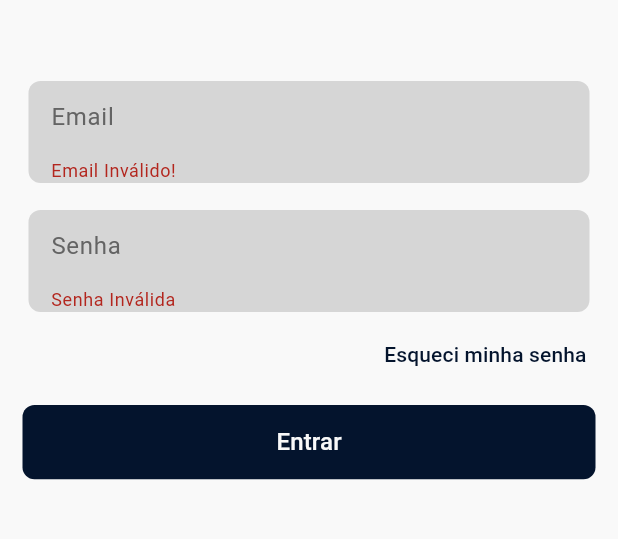
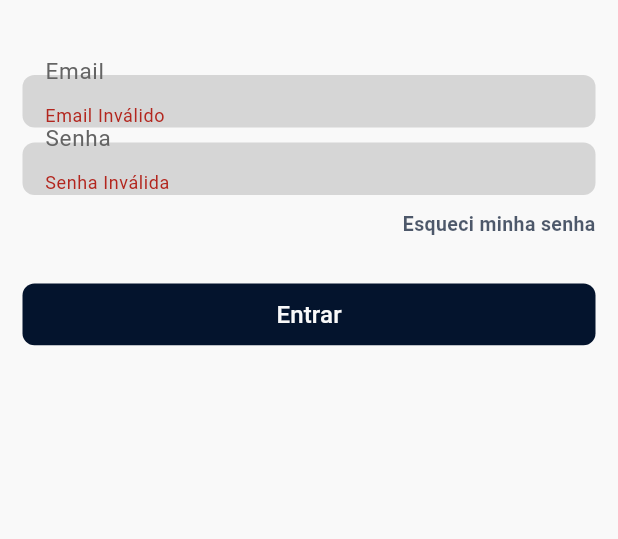
Before and after one commit to brunodeev/vallo_app, a Flutter app: the screen it shows after launch, after a tap on "Entrar", on a phone screen of 412 x 824 dp, the part 384-923 px from its top. Run offline on Flutter 3.47's test engine with Material 2 defaults, Android fonts, the phone set to English and light mode, and no system bars; our stand-ins replace firebase_auth, firebase_core; accounts and stored records are empty.

Commit message:
upgrading login screen design

```diff
--- a/lib/main.dart
+++ b/lib/main.dart
@@ -1,4 +1,3 @@
-import 'package:cloud_firestore/cloud_firestore.dart';
 import 'package:firebase_core/firebase_core.dart';
 import 'package:flutter/material.dart';
 import 'package:provider/provider.dart';
@@ -10,7 +9,6 @@ Future<void> main() async {
   WidgetsFlutterBinding.ensureInitialized();
   await Firebase.initializeApp();
   runApp(const MyApp());
-  FirebaseFirestore.instance.collection('teste').add({'teste': 'testee'});
 }
 
 class MyApp extends StatelessWidget {
@@ -20,7 +18,7 @@ class MyApp extends StatelessWidget {
   Widget build(BuildContext context) {
     return MultiProvider(
       providers: [
-        Provider<UserManager>(
+        ChangeNotifierProvider<UserManager>(
           create: (_) => UserManager(),
         ),
       ],
--- a/lib/models/user_manager.dart
+++ b/lib/models/user_manager.dart
@@ -1,19 +1,48 @@
+// ignore_for_file: unused_local_variable
+
 import 'package:firebase_auth/firebase_auth.dart';
+import 'package:flutter/material.dart';
 import 'package:vallo_app/models/user_model.dart';
 
 import '../helpers/firebase_errors.dart';
 
-class UserManager {
+class UserManager extends ChangeNotifier {
+  UserManager() {
+    _loadCurrentUser();
+  }
+
   final FirebaseAuth auth = FirebaseAuth.instance;
+
+  late User user;
+
+  bool _loading = false;
+  bool get loading => _loading;
 
   Future<void> signIn(
       {UserModel? user, Function? onSuccess, Function? onFail}) async {
+    loading = true;
     try {
       final UserCredential result = await auth.signInWithEmailAndPassword(
           email: user!.email!, password: user.password!);
+      this.user = result.user!;
       onSuccess!();
     } on FirebaseAuthException catch (e) {
       onFail!(getErrorString(e.code));
     }
+    loading = false;
+  }
+
+  set loading(bool value) {
+    _loading = value;
+    notifyListeners();
+  }
+
+  Future<void> _loadCurrentUser() async {
+    final User? currentUser = auth.currentUser;
+
+    if (currentUser != null) {
+      user = currentUser;
+    }
+    notifyListeners();
   }
 }
--- a/lib/screens/login/login_screen.dart
+++ b/lib/screens/login/login_screen.dart
@@ -31,24 +31,30 @@ class LoginScreen extends StatelessWidget {
           Center(
             child: Form(
               key: formKey,
-              child: ListView(
+              child: Consumer<UserManager>(
+                builder: (_, userManager, __) {
+                  return ListView(
                     physics: const NeverScrollableScrollPhysics(),
-                padding:
-                    const EdgeInsets.symmetric(horizontal: 15, vertical: 15),
+                    padding: const EdgeInsets.symmetric(
+                        horizontal: 15, vertical: 15),
                     shrinkWrap: true,
                     children: [
-                  Card(
-                    elevation: 0,
-                    shape: RoundedRectangleBorder(
-                        borderRadius: BorderRadius.circular(8)),
+                      Container(
+                        height: 35,
+                        decoration: BoxDecoration(
+                          borderRadius: BorderRadius.circular(8),
                           color: const Color(0xFFD6D6D6),
+                        ),
                         child: TextFormField(
+                          enabled: !userManager.loading,
                           controller: emailController,
                           decoration: const InputDecoration(
                             border: InputBorder.none,
-                        contentPadding: EdgeInsets.symmetric(horizontal: 15),
+                            contentPadding: EdgeInsets.symmetric(
+                                horizontal: 15, vertical: 9.5),
                             hintText: 'Email',
                             hintStyle: TextStyle(
+                              fontSize: 15,
                               color: Color(0xFF646464),
                             ),
                           ),
@@ -57,25 +63,29 @@ class LoginScreen extends StatelessWidget {
                           style: const TextStyle(color: kPrimaryColor),
                           validator: (email) {
                             if (!emailValid(email!)) {
-                          return 'Email Inválido!';
+                              return 'Email Inválido';
                             }
                             return null;
                           },
                         ),
                       ),
                       const SizedBox(height: 10),
-                  Card(
-                    elevation: 0,
-                    shape: RoundedRectangleBorder(
-                        borderRadius: BorderRadius.circular(8)),
+                      Container(
+                        height: 35,
+                        decoration: BoxDecoration(
+                          borderRadius: BorderRadius.circular(8),
                           color: const Color(0xFFD6D6D6),
+                        ),
                         child: TextFormField(
+                          enabled: !userManager.loading,
                           controller: passwordController,
                           decoration: const InputDecoration(
                             border: InputBorder.none,
-                        contentPadding: EdgeInsets.symmetric(horizontal: 15),
+                            contentPadding: EdgeInsets.symmetric(
+                                horizontal: 15, vertical: 9.5),
                             hintText: 'Senha',
                             hintStyle: TextStyle(
+                              fontSize: 15,
                               color: Color(0xFF646464),
                             ),
                           ),
@@ -90,40 +100,47 @@ class LoginScreen extends StatelessWidget {
                           },
                         ),
                       ),
-                  Align(
+                      Padding(
+                        padding: const EdgeInsets.only(top: 10, bottom: 20),
+                        child: Align(
                           alignment: Alignment.centerRight,
-                    child: TextButton(
-                      style: TextButton.styleFrom(
-                        padding: const EdgeInsets.only(right: 6),
+                          child: GestureDetector(
+                            onTap: () {},
+                            child: Text(
+                              'Esqueci minha senha',
+                              style: TextStyle(
+                                  fontSize: 13,
+                                  color: kPrimaryColor.withOpacity(.7),
+                                  fontWeight: FontWeight.bold),
                             ),
-                      onPressed: () {},
-                      child: const Text(
-                        'Esqueci minha senha',
-                        style: TextStyle(color: kPrimaryColor),
                           ),
                         ),
                       ),
                       const SizedBox(height: 10),
                       SizedBox(
-                    height: MediaQuery.of(context).size.height * 0.06,
+                        height: MediaQuery.of(context).size.height * 0.05,
                         child: ElevatedButton(
                           style: ElevatedButton.styleFrom(
                               elevation: 0,
                               backgroundColor: kPrimaryColor,
                               shape: RoundedRectangleBorder(
                                   borderRadius: BorderRadius.circular(8))),
-                      onPressed: () {
+                          onPressed: userManager.loading
+                              ? null
+                              : () {
                                   if (formKey.currentState!.validate()) {
-                          context.read<UserManager>().signIn(
+                                    userManager.signIn(
                                       user: UserModel(
                                         email: emailController.text,
                                         password: passwordController.text,
                                       ),
                                       onFail: (e) {
-                                  ScaffoldMessenger.of(context).showSnackBar(
+                                        ScaffoldMessenger.of(context)
+                                            .showSnackBar(
                                           SnackBar(
                                             content: Text(e,
-                                          style: const TextStyle(fontSize: 18)),
+                                                style: const TextStyle(
+                                                    fontSize: 18)),
                                             backgroundColor: Colors.red,
                                           ),
                                         );
@@ -132,13 +149,20 @@ class LoginScreen extends StatelessWidget {
                                     );
                                   }
                                 },
-                      child: const Text(
+                          child: !userManager.loading
+                              ? const Text(
                                   'Entrar',
-                        style: TextStyle(color: kSecondaryColor, fontSize: 16),
+                                  style: TextStyle(
+                                      color: kSecondaryColor, fontSize: 16),
+                                )
+                              : const Center(
+                                  child: CircularProgressIndicator(),
                                 ),
                         ),
                       ),
                     ],
+                  );
+                },
               ),
             ),
           ),
```
Lines whose indentation alone changed are shown as unchanged.
